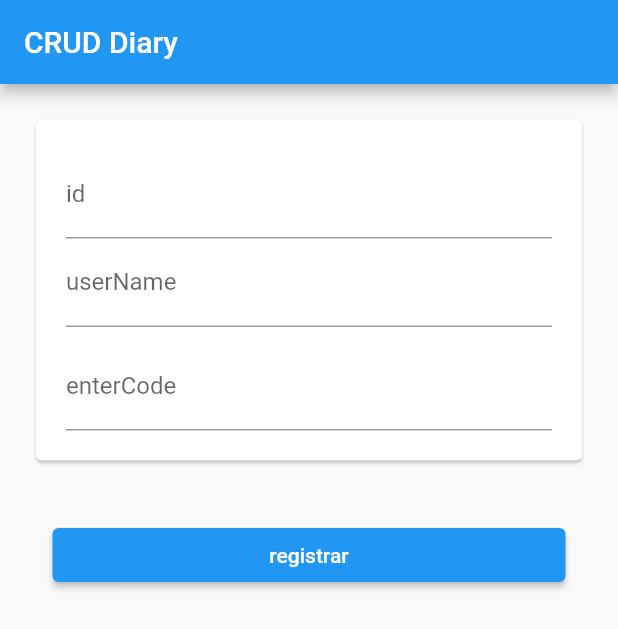
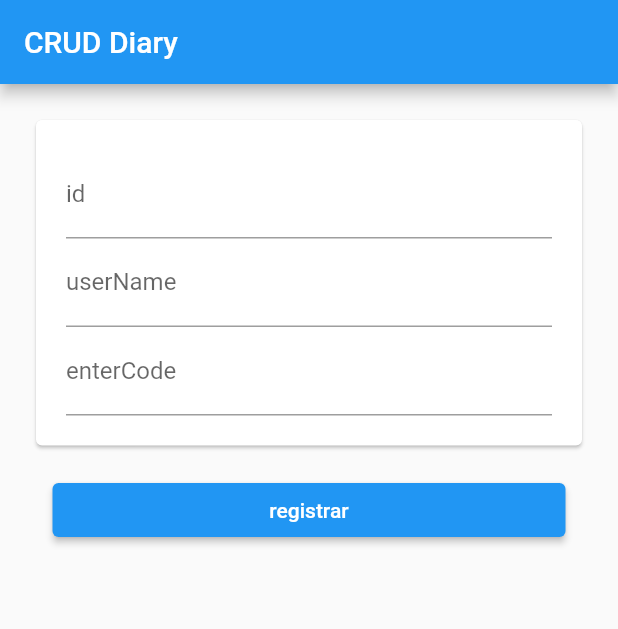
Before and after one commit to grabielh/sqllite, a Flutter app: the screen it shows after launch, on a phone screen of 412 x 824 dp. Shown: the top 629 px of the screen. Run offline on Flutter 3.47's test engine with Material 2 defaults, Android fonts, the phone set to English and light mode, and no system bars; our stand-ins replace gap, sqflite; accounts and stored records are empty.

Commit message:
modified:   lib/sqLite/widgets/presentacion.dart

```diff
--- a/lib/sqLite/widgets/presentacion.dart
+++ b/lib/sqLite/widgets/presentacion.dart
@@ -71,10 +71,8 @@ class _CrudDiaryState extends State<CrudDiary> {
           crossAxisAlignment: CrossAxisAlignment.stretch,
           children: <Widget>[
             _buildInput(context, _id, _nameDiary, _password),
-            const SizedBox(height: 20),
             _buildButton(context),
-            const SizedBox(height: 20),
-            _buildShow(context, serviceDiary),
+            _buildShow(context, serviceDiary, _id, _nameDiary, _password),
           ],
         ),
       ),
@@ -99,7 +97,6 @@ class _CrudDiaryState extends State<CrudDiary> {
               decoration: const InputDecoration(labelText: 'userName'),
               keyboardType: TextInputType.name,
             ),
-            const SizedBox(height: 10),
             TextField(
               controller: enterCode,
               decoration: const InputDecoration(labelText: 'enterCode'),
@@ -128,12 +125,17 @@ class _CrudDiaryState extends State<CrudDiary> {
     );
   }
 
-  Widget _buildShow(BuildContext context, ServiceDiary serviceDiary) {
+  Widget _buildShow(
+      BuildContext context,
+      ServiceDiary serviceDiary,
+      TextEditingController id,
+      TextEditingController nameDiary,
+      TextEditingController enterCode) {
     // Widget para mostrar los datos obtenidos de la base de datos
     return Container(
       width: 400,
-      height: 400,
-      alignment: Alignment.center,
+      height: 500,
+      alignment: Alignment.topCenter,
       padding: const EdgeInsets.all(20),
       child: FutureBuilder<List<MoDiary>>(
         // Lógica para obtener los Diarios y mostrarlos en esta sección
@@ -151,7 +153,8 @@ class _CrudDiaryState extends State<CrudDiary> {
               itemCount: diaryList.length,
               itemBuilder: (context, index) {
                 final diary = diaryList[index];
-                return ListTile(
+                return Card(
+                  child: ListTile(
                     leading: SizedBox(
                       width: 100,
                       child: Row(
@@ -166,15 +169,31 @@ class _CrudDiaryState extends State<CrudDiary> {
                     ),
                     title: Row(
                       children: [
-                      TextButton(onPressed: () {}, child: const Text('Update')),
+                        TextButton(
+                            onPressed: () {
+                              serviceDiary = ServiceDiary(
+                                moDiary: MoDiary(
+                                    id: diaryList[index].id,
+                                    userName: diaryList[index].userName,
+                                    enterCode: diaryList[index].enterCode),
+                              );
+                              id.text = serviceDiary.moDiary.id.toString();
+                              nameDiary.text = serviceDiary.moDiary.userName;
+                              enterCode.text = serviceDiary.moDiary.enterCode;
+                            },
+                            child: const Text('Update')),
                         TextButton(
                             onPressed: () {
                               serviceDiary.delete(diaryList[index].id);
+                              setState(() {
+                                serviceDiary.getDiaries();
+                              });
                             },
                             child: const Text('Delete')),
                       ],
                     ),
                     // Aquí podrías añadir más información del Diary si es necesario
+                  ),
                 );
               },
             );
```
Lines whose indentation alone changed are shown as unchanged.
